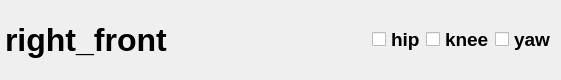
Qt form dragon_visualization/rqt_plot_entire/src/rqt_plot_entire/rqt_plot_rf/resource/plot.ui (zz19930617/dragon_visualization) before a commit.
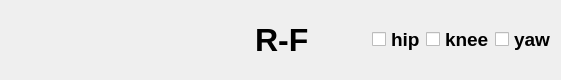
The same form after that commit.

The edit to the form file:
```diff
--- a/dragon_visualization/rqt_plot_entire/src/rqt_plot_entire/rqt_plot_rf/resource/plot.ui
+++ b/dragon_visualization/rqt_plot_entire/src/rqt_plot_entire/rqt_plot_rf/resource/plot.ui
@@ -49,6 +49,58 @@
      <property name="bottomMargin">
       <number>5</number>
      </property>
+     <item>
+      <spacer name="horizontalSpacer_5">
+       <property name="orientation">
+        <enum>Qt::Horizontal</enum>
+       </property>
+       <property name="sizeHint" stdset="0">
+        <size>
+         <width>40</width>
+         <height>20</height>
+        </size>
+       </property>
+      </spacer>
+     </item>
+     <item>
+      <spacer name="horizontalSpacer_4">
+       <property name="orientation">
+        <enum>Qt::Horizontal</enum>
+       </property>
+       <property name="sizeHint" stdset="0">
+        <size>
+         <width>40</width>
+         <height>20</height>
+        </size>
+       </property>
+      </spacer>
+     </item>
+     <item>
+      <spacer name="horizontalSpacer_3">
+       <property name="orientation">
+        <enum>Qt::Horizontal</enum>
+       </property>
+       <property name="sizeHint" stdset="0">
+        <size>
+         <width>40</width>
+         <height>20</height>
+        </size>
+       </property>
+      </spacer>
+     </item>
+     <item>
+      <spacer name="horizontalSpacer">
+       <property name="orientation">
+        <enum>Qt::Horizontal</enum>
+       </property>
+       <property name="sizeHint" stdset="0">
+        <size>
+         <width>40</width>
+         <height>20</height>
+        </size>
+       </property>
+      </spacer>
+     </item>
      <item>
       <widget class="QLabel" name="label">
        <property name="font">
@@ -59,7 +111,7 @@
         </font>
        </property>
        <property name="text">
-        <string>right_front</string>
+        <string>R-F</string>
        </property>
       </widget>
      </item>
```
